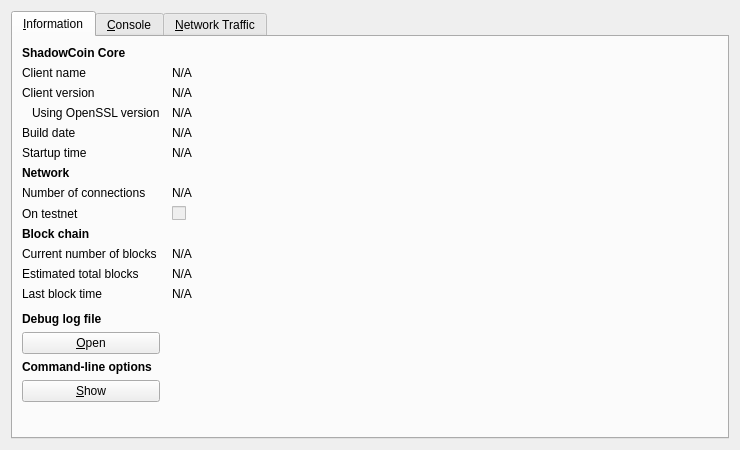
First picture: the form in src/qt/forms/rpcconsole.ui, repository Meee32/NET-TEST, before the edit.
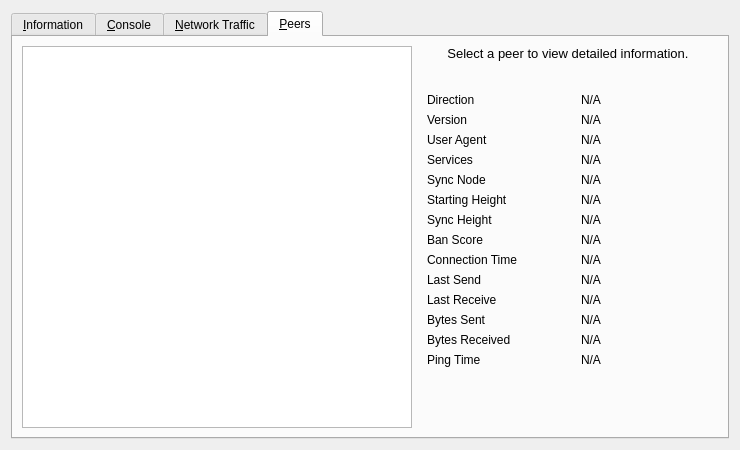
Second picture: the form after the edit. The open tabs and pages were chosen to show the change. Icons and pictures are not drawn. Custom widgets are drawn as their Qt base class.

Patch:
```diff
--- a/src/qt/forms/rpcconsole.ui
+++ b/src/qt/forms/rpcconsole.ui
@@ -36,7 +36,7 @@
           </font>
          </property>
          <property name="text">
-          <string>ShadowCoin Core</string>
+          <string>Netcoin Core</string>
          </property>
         </widget>
        </item>
@@ -248,7 +248,7 @@
         </widget>
        </item>
        <item row="11" column="0">
-        <widget class="QLabel" name="label_4">
+        <widget class="QLabel" name="label_41">
          <property name="text">
           <string>Estimated total blocks</string>
          </property>
@@ -695,6 +695,409 @@
        </item>
       </layout>
      </widget>
+     <widget class="QWidget" name="tab_peers">
+      <attribute name="title">
+       <string>&amp;Peers</string>
+      </attribute>
+      <layout class="QGridLayout" name="gridLayout_2">
+       <item row="0" column="0" rowspan="2">
+        <widget class="QTableView" name="peerWidget">
+         <property name="horizontalScrollBarPolicy">
+          <enum>Qt::ScrollBarAlwaysOff</enum>
+         </property>
+         <property name="sortingEnabled">
+          <bool>true</bool>
+         </property>
+         <attribute name="horizontalHeaderHighlightSections">
+          <bool>false</bool>
+         </attribute>
+        </widget>
+       </item>
+       <item row="0" column="1">
+        <widget class="QLabel" name="peerHeading">
+         <property name="sizePolicy">
+          <sizepolicy hsizetype="Preferred" vsizetype="Minimum">
+           <horstretch>0</horstretch>
+           <verstretch>0</verstretch>
+          </sizepolicy>
+         </property>
+         <property name="minimumSize">
+          <size>
+           <width>300</width>
+           <height>32</height>
+          </size>
+         </property>
+         <property name="font">
+          <font>
+           <pointsize>10</pointsize>
+          </font>
+         </property>
+         <property name="cursor">
+          <cursorShape>IBeamCursor</cursorShape>
+         </property>
+         <property name="text">
+          <string>Select a peer to view detailed information.</string>
+         </property>
+         <property name="alignment">
+          <set>Qt::AlignHCenter|Qt::AlignTop</set>
+         </property>
+         <property name="wordWrap">
+          <bool>true</bool>
+         </property>
+         <property name="textInteractionFlags">
+          <set>Qt::LinksAccessibleByMouse|Qt::TextSelectableByKeyboard|Qt::TextSelectableByMouse</set>
+         </property>
+        </widget>
+       </item>
+       <item row="1" column="1">
+        <widget class="QWidget" name="detailWidget" native="true">
+         <property name="minimumSize">
+          <size>
+           <width>300</width>
+           <height>0</height>
+          </size>
+         </property>
+         <layout class="QGridLayout" name="gridLayout_3">
+          <item row="0" column="0">
+           <widget class="QLabel" name="label_23">
+            <property name="text">
+             <string>Direction</string>
+            </property>
+           </widget>
+          </item>
+          <item row="0" column="2">
+           <widget class="QLabel" name="peerDirection">
+            <property name="cursor">
+             <cursorShape>IBeamCursor</cursorShape>
+            </property>
+            <property name="text">
+             <string>N/A</string>
+            </property>
+            <property name="textFormat">
+             <enum>Qt::PlainText</enum>
+            </property>
+            <property name="textInteractionFlags">
+             <set>Qt::LinksAccessibleByMouse|Qt::TextSelectableByKeyboard|Qt::TextSelectableByMouse</set>
+            </property>
+           </widget>
+          </item>
+          <item row="1" column="0">
+           <widget class="QLabel" name="label_21">
+            <property name="text">
+             <string>Version</string>
+            </property>
+           </widget>
+          </item>
+          <item row="1" column="2">
+           <widget class="QLabel" name="peerVersion">
+            <property name="cursor">
+             <cursorShape>IBeamCursor</cursorShape>
+            </property>
+            <property name="text">
+             <string>N/A</string>
+            </property>
+            <property name="textFormat">
+             <enum>Qt::PlainText</enum>
+            </property>
+            <property name="textInteractionFlags">
+             <set>Qt::LinksAccessibleByMouse|Qt::TextSelectableByKeyboard|Qt::TextSelectableByMouse</set>
+            </property>
+           </widget>
+          </item>
+          <item row="2" column="0">
+           <widget class="QLabel" name="label_28">
+            <property name="text">
+             <string>User Agent</string>
+            </property>
+           </widget>
+          </item>
+          <item row="2" column="2">
+           <widget class="QLabel" name="peerSubversion">
+            <property name="cursor">
+             <cursorShape>IBeamCursor</cursorShape>
+            </property>
+            <property name="text">
+             <string>N/A</string>
+            </property>
+            <property name="textFormat">
+             <enum>Qt::PlainText</enum>
+            </property>
+            <property name="textInteractionFlags">
+             <set>Qt::LinksAccessibleByMouse|Qt::TextSelectableByKeyboard|Qt::TextSelectableByMouse</set>
+            </property>
+           </widget>
+          </item>
+          <item row="3" column="0">
+           <widget class="QLabel" name="label_4">
+            <property name="text">
+             <string>Services</string>
+            </property>
+           </widget>
+          </item>
+          <item row="3" column="2">
+           <widget class="QLabel" name="peerServices">
+            <property name="cursor">
+             <cursorShape>IBeamCursor</cursorShape>
+            </property>
+            <property name="text">
+             <string>N/A</string>
+            </property>
+            <property name="textFormat">
+             <enum>Qt::PlainText</enum>
+            </property>
+            <property name="textInteractionFlags">
+             <set>Qt::LinksAccessibleByMouse|Qt::TextSelectableByKeyboard|Qt::TextSelectableByMouse</set>
+            </property>
+           </widget>
+          </item>
+          <item row="4" column="0">
+           <widget class="QLabel" name="label_25">
+            <property name="text">
+             <string>Sync Node</string>
+            </property>
+           </widget>
+          </item>
+          <item row="4" column="2">
+           <widget class="QLabel" name="peerSyncNode">
+            <property name="cursor">
+             <cursorShape>IBeamCursor</cursorShape>
+            </property>
+            <property name="text">
+             <string>N/A</string>
+            </property>
+            <property name="textFormat">
+             <enum>Qt::PlainText</enum>
+            </property>
+            <property name="textInteractionFlags">
+             <set>Qt::LinksAccessibleByMouse|Qt::TextSelectableByKeyboard|Qt::TextSelectableByMouse</set>
+            </property>
+           </widget>
+          </item>
+          <item row="5" column="0">
+           <widget class="QLabel" name="label_29">
+            <property name="text">
+             <string>Starting Height</string>
+            </property>
+           </widget>
+          </item>
+          <item row="5" column="2">
+           <widget class="QLabel" name="peerHeight">
+            <property name="cursor">
+             <cursorShape>IBeamCursor</cursorShape>
+            </property>
+            <property name="text">
+             <string>N/A</string>
+            </property>
+            <property name="textFormat">
+             <enum>Qt::PlainText</enum>
+            </property>
+            <property name="textInteractionFlags">
+             <set>Qt::LinksAccessibleByMouse|Qt::TextSelectableByKeyboard|Qt::TextSelectableByMouse</set>
+            </property>
+           </widget>
+          </item>
+          <item row="6" column="0">
+           <widget class="QLabel" name="label_27">
+            <property name="text">
+             <string>Sync Height</string>
+            </property>
+           </widget>
+          </item>
+          <item row="6" column="2">
+           <widget class="QLabel" name="peerSyncHeight">
+            <property name="cursor">
+             <cursorShape>IBeamCursor</cursorShape>
+            </property>
+            <property name="text">
+             <string>N/A</string>
+            </property>
+            <property name="textFormat">
+             <enum>Qt::PlainText</enum>
+            </property>
+            <property name="textInteractionFlags">
+             <set>Qt::LinksAccessibleByMouse|Qt::TextSelectableByKeyboard|Qt::TextSelectableByMouse</set>
+            </property>
+           </widget>
+          </item>
+          <item row="7" column="0">
+           <widget class="QLabel" name="label_24">
+            <property name="text">
+             <string>Ban Score</string>
+            </property>
+           </widget>
+          </item>
+          <item row="7" column="2">
+           <widget class="QLabel" name="peerBanScore">
+            <property name="cursor">
+             <cursorShape>IBeamCursor</cursorShape>
+            </property>
+            <property name="text">
+             <string>N/A</string>
+            </property>
+            <property name="textFormat">
+             <enum>Qt::PlainText</enum>
+            </property>
+            <property name="textInteractionFlags">
+             <set>Qt::LinksAccessibleByMouse|Qt::TextSelectableByKeyboard|Qt::TextSelectableByMouse</set>
+            </property>
+           </widget>
+          </item>
+          <item row="8" column="0">
+           <widget class="QLabel" name="label_22">
+            <property name="text">
+             <string>Connection Time</string>
+            </property>
+           </widget>
+          </item>
+          <item row="8" column="2">
+           <widget class="QLabel" name="peerConnTime">
+            <property name="cursor">
+             <cursorShape>IBeamCursor</cursorShape>
+            </property>
+            <property name="text">
+             <string>N/A</string>
+            </property>
+            <property name="textFormat">
+             <enum>Qt::PlainText</enum>
+            </property>
+            <property name="textInteractionFlags">
+             <set>Qt::LinksAccessibleByMouse|Qt::TextSelectableByKeyboard|Qt::TextSelectableByMouse</set>
+            </property>
+           </widget>
+          </item>
+          <item row="9" column="0">
+           <widget class="QLabel" name="label_15">
+            <property name="text">
+             <string>Last Send</string>
+            </property>
+           </widget>
+          </item>
+          <item row="9" column="2">
+           <widget class="QLabel" name="peerLastSend">
+            <property name="cursor">
+             <cursorShape>IBeamCursor</cursorShape>
+            </property>
+            <property name="text">
+             <string>N/A</string>
+            </property>
+            <property name="textFormat">
+             <enum>Qt::PlainText</enum>
+            </property>
+            <property name="textInteractionFlags">
+             <set>Qt::LinksAccessibleByMouse|Qt::TextSelectableByKeyboard|Qt::TextSelectableByMouse</set>
+            </property>
+           </widget>
+          </item>
+          <item row="10" column="0">
+           <widget class="QLabel" name="label_19">
+            <property name="text">
+             <string>Last Receive</string>
+            </property>
+           </widget>
+          </item>
+          <item row="10" column="2">
+           <widget class="QLabel" name="peerLastRecv">
+            <property name="cursor">
+             <cursorShape>IBeamCursor</cursorShape>
+            </property>
+            <property name="text">
+             <string>N/A</string>
+            </property>
+            <property name="textFormat">
+             <enum>Qt::PlainText</enum>
+            </property>
+            <property name="textInteractionFlags">
+             <set>Qt::LinksAccessibleByMouse|Qt::TextSelectableByKeyboard|Qt::TextSelectableByMouse</set>
+            </property>
+           </widget>
+          </item>
+          <item row="11" column="0">
+           <widget class="QLabel" name="label_18">
+            <property name="text">
+             <string>Bytes Sent</string>
+            </property>
+           </widget>
+          </item>
+          <item row="11" column="2">
+           <widget class="QLabel" name="peerBytesSent">
+            <property name="cursor">
+             <cursorShape>IBeamCursor</cursorShape>
+            </property>
+            <property name="text">
+             <string>N/A</string>
+            </property>
+            <property name="textFormat">
+             <enum>Qt::PlainText</enum>
+            </property>
+            <property name="textInteractionFlags">
+             <set>Qt::LinksAccessibleByMouse|Qt::TextSelectableByKeyboard|Qt::TextSelectableByMouse</set>
+            </property>
+           </widget>
+          </item>
+          <item row="12" column="0">
+           <widget class="QLabel" name="label_20">
+            <property name="text">
+             <string>Bytes Received</string>
+            </property>
+           </widget>
+          </item>
+          <item row="12" column="2">
+           <widget class="QLabel" name="peerBytesRecv">
+            <property name="cursor">
+             <cursorShape>IBeamCursor</cursorShape>
+            </property>
+            <property name="text">
+             <string>N/A</string>
+            </property>
+            <property name="textFormat">
+             <enum>Qt::PlainText</enum>
+            </property>
+            <property name="textInteractionFlags">
+             <set>Qt::LinksAccessibleByMouse|Qt::TextSelectableByKeyboard|Qt::TextSelectableByMouse</set>
+            </property>
+           </widget>
+          </item>
+          <item row="13" column="0">
+           <widget class="QLabel" name="label_26">
+            <property name="text">
+             <string>Ping Time</string>
+            </property>
+           </widget>
+          </item>
+          <item row="13" column="2">
+           <widget class="QLabel" name="peerPingTime">
+            <property name="cursor">
+             <cursorShape>IBeamCursor</cursorShape>
+            </property>
+            <property name="text">
+             <string>N/A</string>
+            </property>
+            <property name="textFormat">
+             <enum>Qt::PlainText</enum>
+            </property>
+            <property name="textInteractionFlags">
+             <set>Qt::LinksAccessibleByMouse|Qt::TextSelectableByKeyboard|Qt::TextSelectableByMouse</set>
+            </property>
+           </widget>
+          </item>
+          <item row="14" column="1">
+           <spacer name="verticalSpacer_3">
+            <property name="orientation">
+             <enum>Qt::Vertical</enum>
+            </property>
+            <property name="sizeHint" stdset="0">
+             <size>
+              <width>20</width>
+              <height>40</height>
+             </size>
+            </property>
+           </spacer>
+          </item>
+         </layout>
+        </widget>
+       </item>
+      </layout>
+     </widget>
     </widget>
    </item>
   </layout>
```
Left out of the diff: 6 changed lines with no effect on the pictures.
